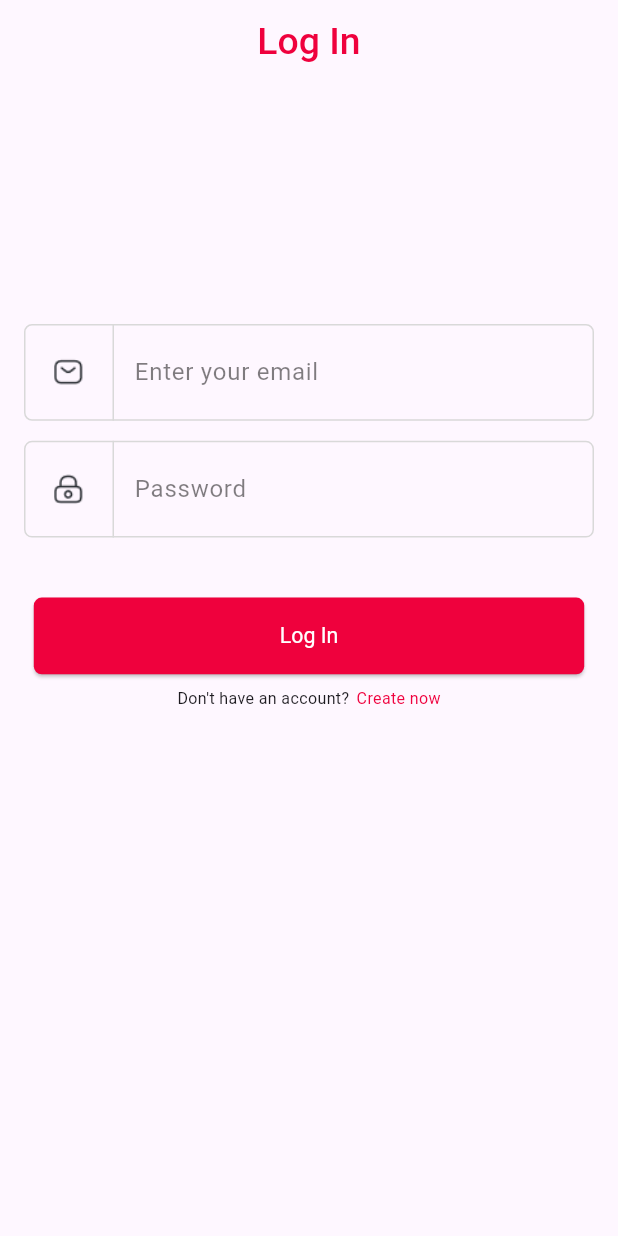
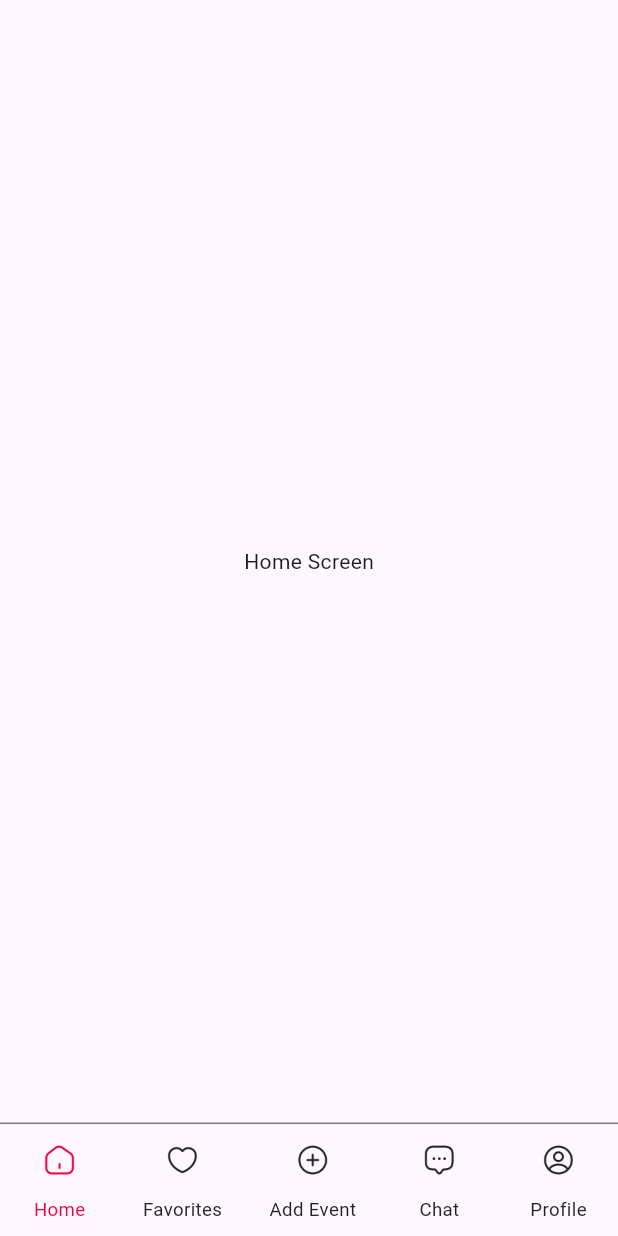
Before and after one commit to zaidahmedkhan/cosend_clone, a Flutter app: the screen it shows after launch, after a tap on "Log In", on a phone screen of 412 x 824 dp. Run offline on Flutter 3.47's test engine with Material 3 defaults, Android fonts, the phone set to English and light mode, and no system bars; our stand-ins replace flutter_screenutil.

Commit message:
custom Bottom Nav bar added

```diff
--- a/lib/core/constants/app_assets.dart
+++ b/lib/core/constants/app_assets.dart
@@ -1,8 +1,21 @@
 class AppImages {
+  // Auth Screens Images
+
   static const String userName = "assets/images/auth/userName.png";
   static const String personIcon = "assets/images/auth/personIcon.png";
   static const String emailIcon = "assets/images/auth/emailIcon.png";
   static const String location = "assets/images/auth/location.png";
   static const String password = "assets/images/auth/password.png";
   static const String uploadPhoto = "assets/images/auth/uploadPhoto.png";
+
+  // Bottom Nav Bar Images
+
+  static const String homeIcon = "assets/images/bottom_nav_bar/homeIcon.png";
+  static const String heartIcon = "assets/images/bottom_nav_bar/heartIcon.png";
+  static const String messageIcon =
+      "assets/images/bottom_nav_bar/messageIcon.png";
+  static const String addEventIcon =
+      "assets/images/bottom_nav_bar/addEventIcon.png";
+  static const String profileIcon =
+      "assets/images/bottom_nav_bar/profileIcon.png";
 }
--- a/lib/core/constants/app_colors.dart
+++ b/lib/core/constants/app_colors.dart
@@ -3,6 +3,8 @@ import 'package:flutter/material.dart';
 class AppColors {
   static const Color primaryButton = Color(0xffEF013D);
   static const Color whiteColor = Color(0xffFFFFFF);
+  static const Color blackColor = Color(0xff232323);
+
   static const Color textFieldBorderColor = Color(0xffD9D9D9);
   static const Color hintTextColor = Color(0x80000000);
   static const Color darkPink = Color(0xffEF013D);
--- /dev/null
+++ b/lib/view/screens/add_events.dart
@@ -0,0 +1,14 @@
+import 'package:flutter/material.dart';
+
+class AddEventsScreen extends StatelessWidget {
+  const AddEventsScreen({super.key});
+
+  @override
+  Widget build(BuildContext context) {
+    return const Scaffold(
+      body: Center(
+        child: Text("AddEvents Screen"),
+      ),
+    );
+  }
+}
--- /dev/null
+++ b/lib/view/screens/chat_screen.dart
@@ -0,0 +1,14 @@
+import 'package:flutter/material.dart';
+
+class ChatScreen extends StatelessWidget {
+  const ChatScreen({super.key});
+
+  @override
+  Widget build(BuildContext context) {
+    return const Scaffold(
+      body: Center(
+        child: Text("Chat Screen"),
+      ),
+    );
+  }
+}
--- /dev/null
+++ b/lib/view/screens/favorites_screen.dart
@@ -0,0 +1,14 @@
+import 'package:flutter/material.dart';
+
+class FavoritesScreen extends StatelessWidget {
+  const FavoritesScreen({super.key});
+
+  @override
+  Widget build(BuildContext context) {
+    return const Scaffold(
+      body: Center(
+        child: Text("Favorites Screen"),
+      ),
+    );
+  }
+}
--- /dev/null
+++ b/lib/view/screens/home_screen.dart
@@ -0,0 +1,14 @@
+import 'package:flutter/material.dart';
+
+class HomeScreen extends StatelessWidget {
+  const HomeScreen({super.key});
+
+  @override
+  Widget build(BuildContext context) {
+    return const Scaffold(
+      body: Center(
+        child: Text("Home Screen"),
+      ),
+    );
+  }
+}
--- a/lib/view/screens/login_screen.dart
+++ b/lib/view/screens/login_screen.dart
@@ -2,6 +2,7 @@ import 'package:cosend_clone/core/constants/app_assets.dart';
 import 'package:cosend_clone/core/constants/app_colors.dart';
 import 'package:cosend_clone/core/constants/app_strings.dart';
 import 'package:cosend_clone/view/screens/signup_screen.dart';
+import 'package:cosend_clone/view/widgets/custom_bottom_nav_bar.dart';
 import 'package:cosend_clone/view/widgets/custom_button.dart';
 import 'package:cosend_clone/view/widgets/custom_text_field.dart';
 import 'package:flutter/material.dart';
@@ -36,7 +37,12 @@ class LoginScreen extends StatelessWidget {
                     hintText: "Password", prefixIconPath: AppImages.password),
                 SizedBox(height: 45.h),
                 CustomButton(
-                  onTap: () {},
+                  onTap: () {
+                    Navigator.push(
+                        context,
+                        MaterialPageRoute(
+                            builder: (context) => const CustomBottomNavBar()));
+                  },
                   width: 396.w,
                   height: 64.51.h,
                   title: "Log In",
--- /dev/null
+++ b/lib/view/screens/profile_screen.dart
@@ -0,0 +1,14 @@
+import 'package:flutter/material.dart';
+
+class ProfileScreen extends StatelessWidget {
+  const ProfileScreen({super.key});
+
+  @override
+  Widget build(BuildContext context) {
+    return const Scaffold(
+      body: Center(
+        child: Text("Profile Screen"),
+      ),
+    );
+  }
+}
--- /dev/null
+++ b/lib/view/widgets/custom_bottom_nav_bar.dart
@@ -0,0 +1,217 @@
+import 'package:cosend_clone/core/constants/app_assets.dart';
+import 'package:cosend_clone/core/constants/app_colors.dart';
+import 'package:cosend_clone/view/screens/add_events.dart';
+import 'package:cosend_clone/view/screens/chat_screen.dart';
+import 'package:cosend_clone/view/screens/favorites_screen.dart';
+import 'package:cosend_clone/view/screens/home_screen.dart';
+import 'package:cosend_clone/view/screens/profile_screen.dart';
+import 'package:flutter/material.dart';
+import 'package:flutter_screenutil/flutter_screenutil.dart';
+
+class CustomBottomNavBar extends StatefulWidget {
+  const CustomBottomNavBar({super.key});
+
+  @override
+  State<CustomBottomNavBar> createState() => _CustomBottomNavBarState();
+}
+
+class _CustomBottomNavBarState extends State<CustomBottomNavBar> {
+  int pageIndex = 0;
+  final pages = [
+    const HomeScreen(),
+    const FavoritesScreen(),
+    const AddEventsScreen(),
+    const ChatScreen(),
+    const ProfileScreen(),
+  ];
+
+  @override
+  Widget build(BuildContext context) {
+    return Scaffold(
+      body: pages[pageIndex],
+      bottomNavigationBar: Material(
+        elevation: 1.0,
+        child: Container(
+          height: 85.h,
+          decoration: const BoxDecoration(
+              border: Border(top: BorderSide(color: AppColors.hintTextColor))),
+          child: Row(
+            mainAxisAlignment: MainAxisAlignment.spaceAround,
+            children: [
+              Column(
+                children: [
+                  IconButton(
+                      enableFeedback: false,
+                      onPressed: () {
+                        setState(() {
+                          pageIndex = 0;
+                        });
+                      },
+                      icon: pageIndex == 0
+                          ? Image.asset(
+                              AppImages.homeIcon,
+                              color: AppColors.darkPink,
+                              height: 24.h,
+                              width: 24.w,
+                            )
+                          : Image.asset(
+                              AppImages.homeIcon,
+                              color: AppColors.blackColor,
+                              height: 24.h,
+                              width: 24.w,
+                            )),
+                  Text(
+                    "Home",
+                    style: TextStyle(
+                      fontSize: 14.sp,
+                      fontWeight: FontWeight.w400,
+                      color: pageIndex == 0
+                          ? AppColors.darkPink
+                          : AppColors.blackColor,
+                    ),
+                  ),
+                ],
+              ),
+              Column(
+                children: [
+                  IconButton(
+                      enableFeedback: false,
+                      onPressed: () {
+                        setState(() {
+                          pageIndex = 1;
+                        });
+                      },
+                      icon: pageIndex == 1
+                          ? Image.asset(
+                              AppImages.heartIcon,
+                              color: AppColors.darkPink,
+                              height: 24.h,
+                              width: 24.w,
+                            )
+                          : Image.asset(
+                              AppImages.heartIcon,
+                              color: AppColors.blackColor,
+                              height: 24.h,
+                              width: 24.w,
+                            )),
+                  Text(
+                    "Favorites",
+                    style: TextStyle(
+                      fontSize: 14.sp,
+                      fontWeight: FontWeight.w400,
+                      color: pageIndex == 1
+                          ? AppColors.darkPink
+                          : AppColors.blackColor,
+                    ),
+                  ),
+                ],
+              ),
+              Column(
+                children: [
+                  IconButton(
+                      enableFeedback: false,
+                      onPressed: () {
+                        setState(() {
+                          pageIndex = 2;
+                        });
+                      },
+                      icon: pageIndex == 2
+                          ? Image.asset(
+                              AppImages.addEventIcon,
+                              color: AppColors.darkPink,
+                              height: 24.h,
+                              width: 24.w,
+                            )
+                          : Image.asset(
+                              AppImages.addEventIcon,
+                              color: AppColors.blackColor,
+                              height: 24.h,
+                              width: 24.w,
+                            )),
+                  Text(
+                    "Add Event",
+                    style: TextStyle(
+                      fontSize: 14.sp,
+                      fontWeight: FontWeight.w400,
+                      color: pageIndex == 2
+                          ? AppColors.darkPink
+                          : AppColors.blackColor,
+                    ),
+                  ),
+                ],
+              ),
+              Column(
+                children: [
+                  IconButton(
+                      enableFeedback: false,
+                      onPressed: () {
+                        setState(() {
+                          pageIndex = 3;
+                        });
+                      },
+                      icon: pageIndex == 3
+                          ? Image.asset(
+                              AppImages.messageIcon,
+                              color: AppColors.darkPink,
+                              height: 24.h,
+                              width: 24.w,
+                            )
+                          : Image.asset(
+                              AppImages.messageIcon,
+                              color: AppColors.blackColor,
+                              height: 24.h,
+                              width: 24.w,
+                            )),
+                  Text(
+                    "Chat",
+                    style: TextStyle(
+                      fontSize: 14.sp,
+                      fontWeight: FontWeight.w400,
+                      color: pageIndex == 3
+                          ? AppColors.darkPink
+                          : AppColors.blackColor,
+                    ),
+                  ),
+                ],
+              ),
+              Column(
+                children: [
+                  IconButton(
+                      enableFeedback: false,
+                      onPressed: () {
+                        setState(() {
+                          pageIndex = 4;
+                        });
+                      },
+                      icon: pageIndex == 4
+                          ? Image.asset(
+                              AppImages.profileIcon,
+                              color: AppColors.darkPink,
+                              height: 24.h,
+                              width: 24.w,
+                            )
+                          : Image.asset(
+                              AppImages.profileIcon,
+                              color: AppColors.blackColor,
+                              height: 24.h,
+                              width: 24.w,
+                            )),
+                  Text(
+                    "Profile",
+                    style: TextStyle(
+                      fontSize: 14.sp,
+                      fontWeight: FontWeight.w400,
+                      color: pageIndex == 4
+                          ? AppColors.darkPink
+                          : AppColors.blackColor,
+                    ),
+                  ),
+                ],
+              ),
+            ],
+          ),
+        ),
+      ),
+    );
+  }
+}
--- a/pubspec.yaml
+++ b/pubspec.yaml
@@ -63,6 +63,8 @@ flutter:
   # To add assets to your application, add an assets section, like this:
   assets:
     - assets/images/auth/
+    - assets/images/bottom_nav_bar/
+
   #   - images/a_dot_ham.jpeg
 
   # An image asset can refer to one or more resolution-specific "variants", see
```
Also changed, not shown: assets/images/bottom_nav_bar/addEventIcon.png (added), assets/images/bottom_nav_bar/heartIcon.png (added), assets/images/bottom_nav_bar/homeIcon.png (added), assets/images/bottom_nav_bar/messageIcon.png (added), assets/images/bottom_nav_bar/profileIcon.png (added).
